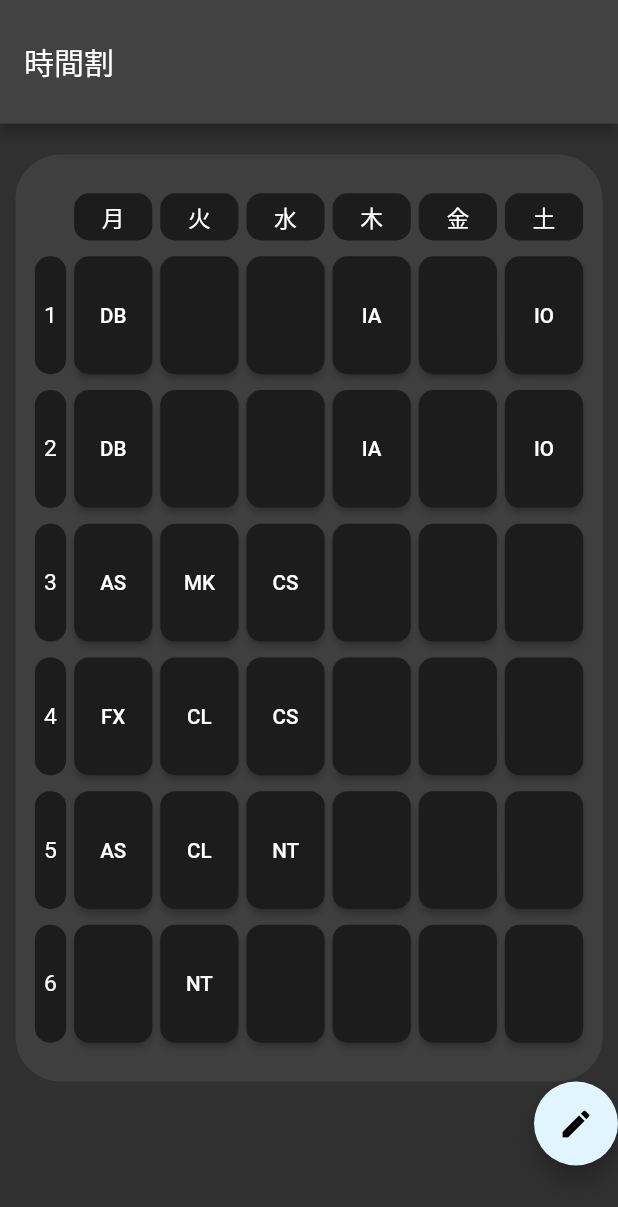
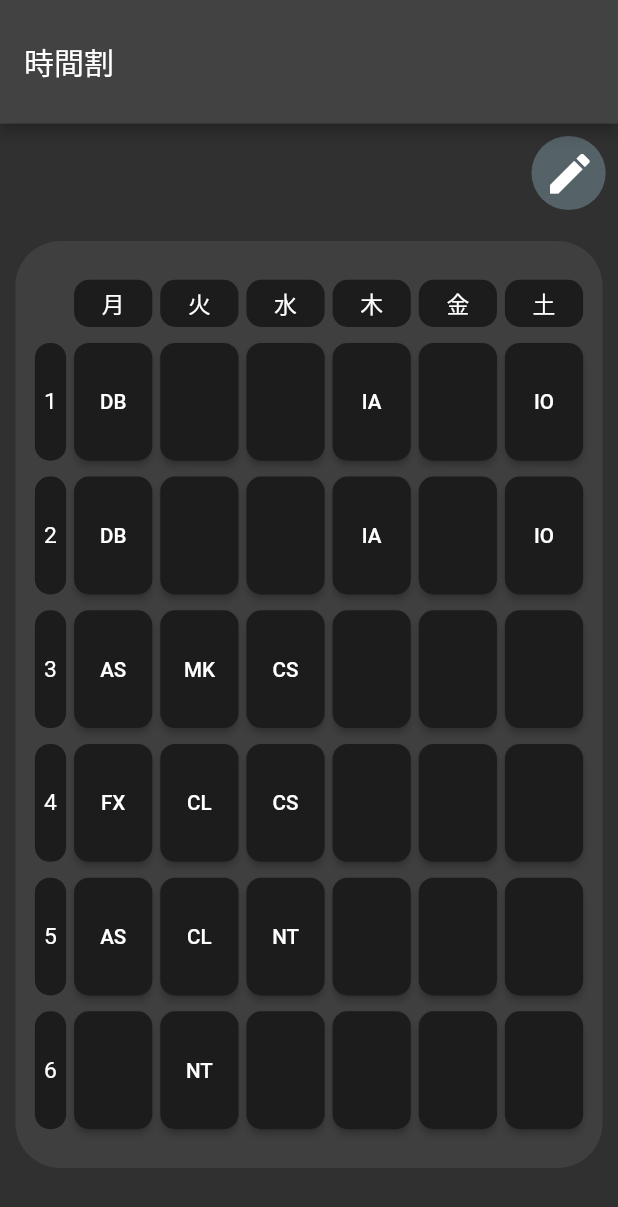
Before and after one commit to ohs-it2022/StudentSupport, a Flutter app: the screen it shows after launch, on a phone screen of 412 x 824 dp. Shown: the top 1207 px of the screen. Run offline on Flutter 3.47's test engine with Material 2 defaults, Android fonts, the light colour scheme and no system bars; our stand-ins replace auto_route, shared_preferences, table_calendar; missing offline and left inert: app_settings.

Commit message:
togglebutton
togglebuttonを右上に作成。

```diff
--- a/lib/src/screens/timeTable/timeTable.dart
+++ b/lib/src/screens/timeTable/timeTable.dart
@@ -54,33 +54,42 @@ class _TimeTablePageState extends State<TimeTablePage> {
     final bodyCont = Center(
       child: Column(
         children: [
-          // Container(
-          //   child: Row(
-          //     mainAxisAlignment: MainAxisAlignment.end,
-          //     children: [
-          //       IconButton(
-          //           iconSize: 35,
-          //           icon: const Icon(Icons.edit),
-          //           onPressed: () => Navigator.popAndPushNamed(context, "/edit"),
-          //         ),
-          //     ],
-          //   ),
+
+          Align(
+            alignment: Alignment.centerRight,
+            child:
+              Container(
+                width: screenSize.width * 0.12,
+                height: screenSize.height * 0.06,
+                margin: EdgeInsets.fromLTRB(0, screenSize.height * 0.01,screenSize.width *  0.02, 0),
+                decoration: BoxDecoration(
+                  color: Color.fromARGB(124, 124, 150, 162),
+                  borderRadius: BorderRadius.circular(45)
+                ),
+                child:
+                IconButton(
+                    iconSize: 35,
+                    icon: const Icon(Icons.edit),
+                    onPressed: () => Navigator.popAndPushNamed(context, "/edit"),
+                  ),
+                ),
+          ),
+
+
+          TimeTableWidget(),
+          // SizedBox(
+          //       child: Row(
+          //         mainAxisAlignment: MainAxisAlignment.end,
+
+          //         children: [
+          //           FloatingActionButton(
+          //             onPressed: () => Navigator.pushNamed(context, "/edit"),
+          //             child: const Icon(Icons.edit),
+          //             backgroundColor: Colors.lightBlue[50],
+          //         )
+          //         ],
+          //       ),
           // ),
-          TimeTableWidget(),
-          SizedBox(
-                child: Row(
-                  // place floatingActionButton at right side of Buttom
-                  mainAxisAlignment: MainAxisAlignment.end,
-
-                  children: [
-                    FloatingActionButton(
-                      onPressed: () => Navigator.pushNamed(context, "/edit"),
-                      child: const Icon(Icons.edit),
-                      backgroundColor: Colors.lightBlue[50],
-                  )
-                  ],
-                ),
-              ),
           // const BottomBar(selected: 2,
           // )
         ],
```
Also changed, not shown: lib/src/screens/timeTable/TT_change.dart (+42 -34 lines).
